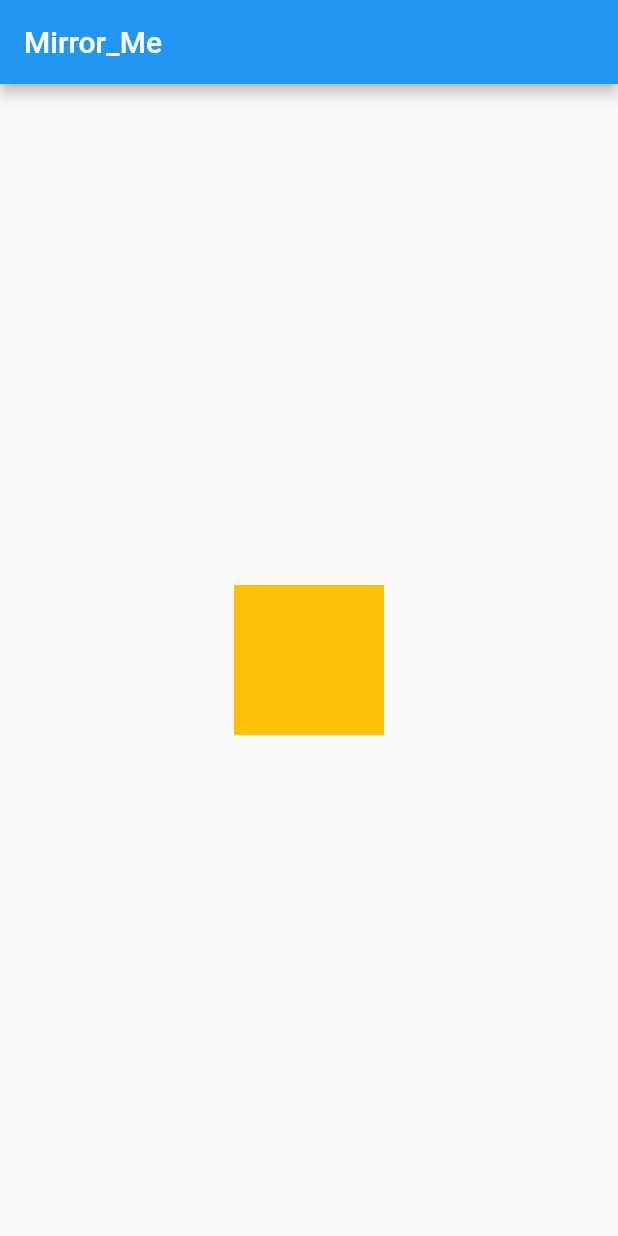
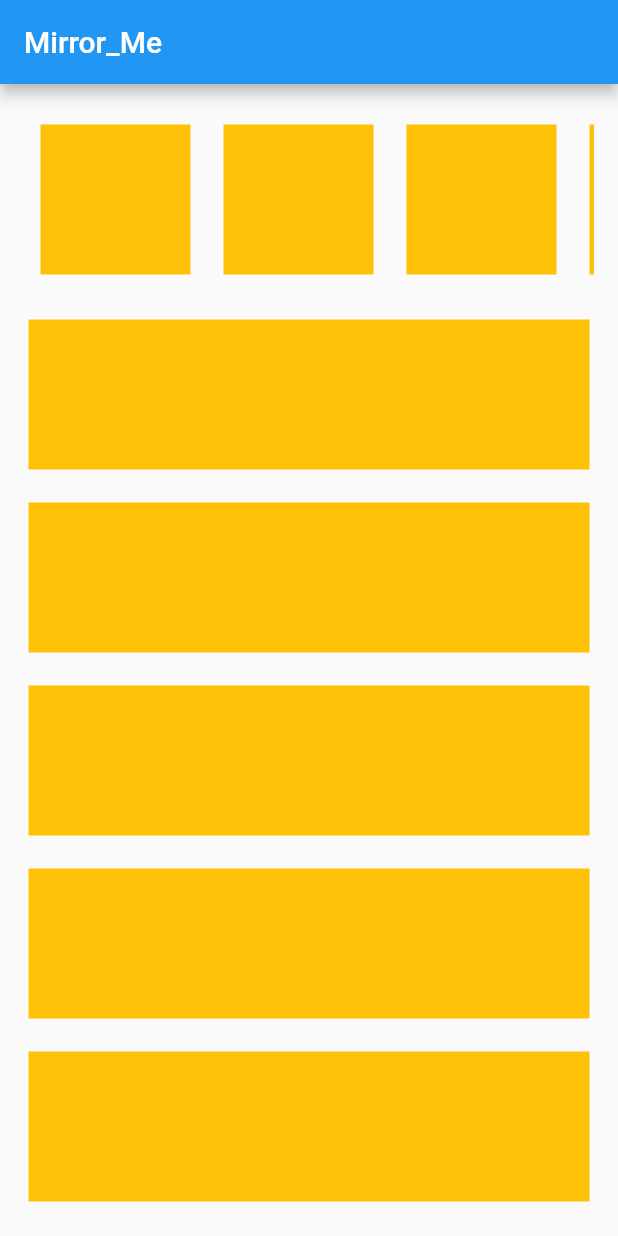
Before and after one commit to pavannaik321/Salon-booking-app, a Flutter app: the screen it shows after launch, on a phone screen of 412 x 824 dp. Run offline on Flutter 3.47's test engine with Material 2 defaults, Android fonts, the phone set to English and light mode, and no system bars.

Commit message:
scrollable screen

```diff
--- a/lib/main.dart
+++ b/lib/main.dart
@@ -37,22 +37,78 @@ class _MyHomePageState extends State<MyHomePage> {
         appBar: AppBar(
           title: Text(widget.title),
         ),
-        body: Center(
-          child: InkWell(
-            child: Container(
-              width: 100,
-              height: 100,
-              color: Colors.amber,
+        body: Padding(
+          padding: const EdgeInsets.all(8.0),
+          child: SingleChildScrollView(
+            child: Column(
+              children: [
+                Padding(
+                  padding: const EdgeInsets.all(8.0),
+                  child: SingleChildScrollView(
+                    scrollDirection: Axis.horizontal,
+                    child: Row(
+                      children: [
+                        Container(
+                          margin: EdgeInsets.all(11),
+                          height: 100,
+                          width: 100,
+                          color: Colors.amber,
+                        ),
+                        Container(
+                          margin: EdgeInsets.all(11),
+                          height: 100,
+                          width: 100,
+                          color: Colors.amber,
+                        ),
+                        Container(
+                          margin: EdgeInsets.all(11),
+                          height: 100,
+                          width: 100,
+                          color: Colors.amber,
+                        ),
+                        Container(
+                          margin: EdgeInsets.all(11),
+                          height: 100,
+                          width: 100,
+                          color: Colors.amber,
+                        ),
+                        Container(
+                          margin: EdgeInsets.all(11),
+                          height: 100,
+                          width: 100,
+                          color: Colors.amber,
+                        ),
+                      ],
+                    ),
+                  ),
+                ),
+                Container(
+                  margin: EdgeInsets.all(11),
+                  height: 100,
+                  color: Colors.amber,
+                ),
+                Container(
+                  margin: EdgeInsets.all(11),
+                  height: 100,
+                  color: Colors.amber,
+                ),
+                Container(
+                  margin: EdgeInsets.all(11),
+                  height: 100,
+                  color: Colors.amber,
+                ),
+                Container(
+                  margin: EdgeInsets.all(11),
+                  height: 100,
+                  color: Colors.amber,
+                ),
+                Container(
+                  margin: EdgeInsets.all(11),
+                  height: 100,
+                  color: Colors.amber,
+                ),
+              ],
             ),
-            onTap: () {
-              print('click');
-            },
-            onLongPress: () {
-              print('long pressed');
-            },
-            onDoubleTap: () {
-              print('double pressed');
-            },
           ),
         ));
   }
```
